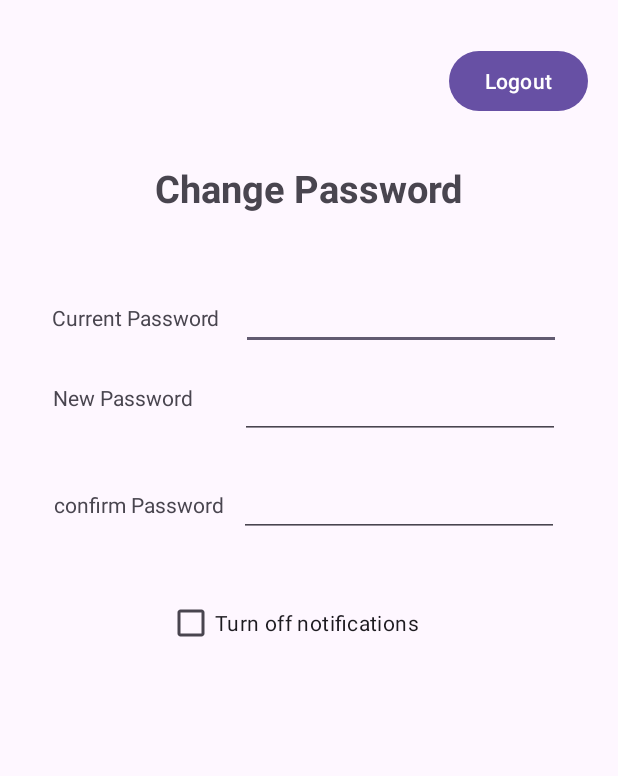
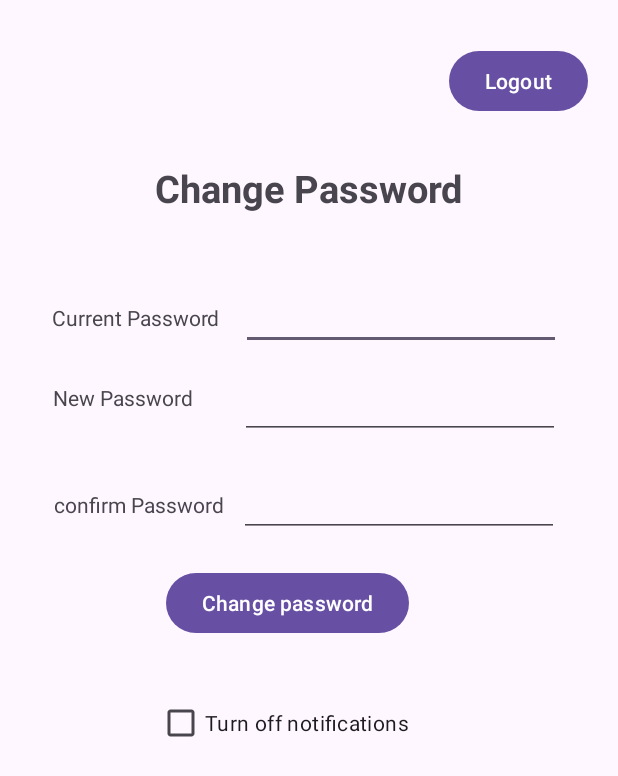
Before and after one commit to cs407-project/square_up, an Android app: the ChangePasswordActivity screen opened directly, with no data from a screen before it, on a phone screen of 412 x 824 dp. Shown: the top 776 px of the screen. Run offline under Robolectric (Android 15) with nearby library versions, the phone set to English and light mode, and no system bars; our stand-ins replace Room's generated code.

Commit message:
Allow user the ability to change password and made a new button to separate change password from logout

```diff
--- a/app/src/main/java/com/cs407/square_up/ChangePasswordActivity.kt
+++ b/app/src/main/java/com/cs407/square_up/ChangePasswordActivity.kt
@@ -26,9 +26,6 @@ class ChangePasswordActivity : AppCompatActivity() {
         val db = AppDatabase.getDatabase(this)
         val userDao = db.userDao()
 
-
-
-
         ViewCompat.setOnApplyWindowInsetsListener(findViewById(R.id.changePassword)) { v, insets ->
             val systemBars = insets.getInsets(WindowInsetsCompat.Type.systemBars())
             v.setPadding(systemBars.left, systemBars.top, systemBars.right, systemBars.bottom)
@@ -42,8 +39,9 @@ class ChangePasswordActivity : AppCompatActivity() {
         val currentPassword= findViewById<EditText>(R.id.currentPassword)
         val newPassword= findViewById<EditText>(R.id.newPassword)
         val confirmPassword= findViewById<EditText>(R.id.confirmPassword)
+        val changePasswordButton = findViewById<Button>(R.id.changePasswordButton)
 
-        logout.setOnClickListener {
+        changePasswordButton.setOnClickListener {
 //            val hashedPassword=hash(password.text.toString().trim())
             lifecycleScope.launch(Dispatchers.IO) {
                 val currentPasswordInput = currentPassword.text.toString().trim()
@@ -78,11 +76,14 @@ class ChangePasswordActivity : AppCompatActivity() {
                     }
                 }
             }
+        }
+        logout.setOnClickListener {
             val intent = Intent(this, SignInActivity::class.java)
             startActivity(intent)
             finish()
         }
     }
+
     private fun hash(input: String): String {
         return MessageDigest.getInstance("SHA-256").digest(input.toByteArray())
             .fold("") { str, it -> str + "%02x".format(it) }
--- a/app/src/main/res/layout/change_password.xml
+++ b/app/src/main/res/layout/change_password.xml
@@ -101,10 +101,19 @@
         android:id="@+id/notifications"
         android:layout_width="wrap_content"
         android:layout_height="wrap_content"
-        android:layout_marginTop="33dp"
-        android:layout_marginEnd="93dp"
+        android:layout_marginTop="100dp"
+        android:layout_marginEnd="100dp"
         android:text="@string/notifications"
         app:layout_constraintEnd_toEndOf="@+id/confirmPassword"
         app:layout_constraintTop_toBottomOf="@+id/confirmPassword" />
 
+    <Button
+        android:id="@+id/changePasswordButton"
+        android:layout_width="wrap_content"
+        android:layout_height="wrap_content"
+        android:layout_marginTop="20dp"
+        android:text="Change password"
+        app:layout_constraintEnd_toEndOf="@+id/notifications"
+        app:layout_constraintTop_toBottomOf="@+id/confirmPassword" />
+
 </androidx.constraintlayout.widget.ConstraintLayout>
```
